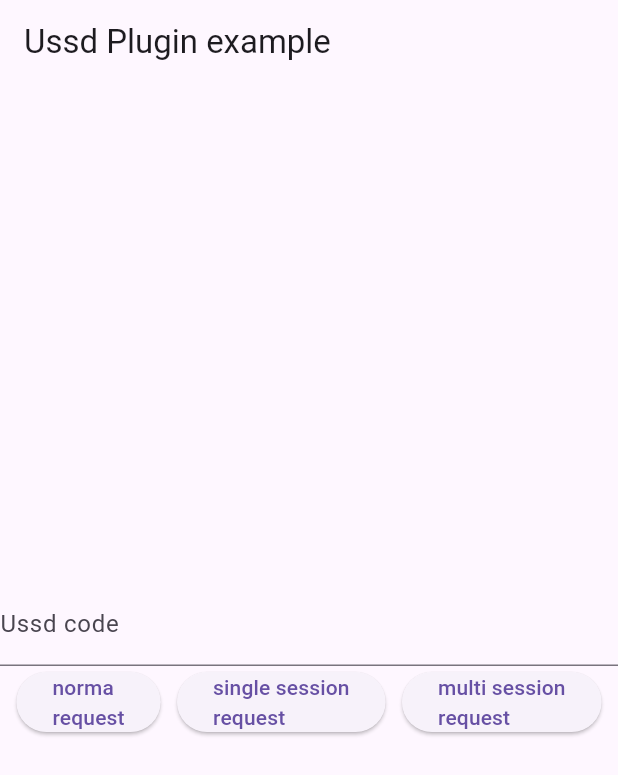
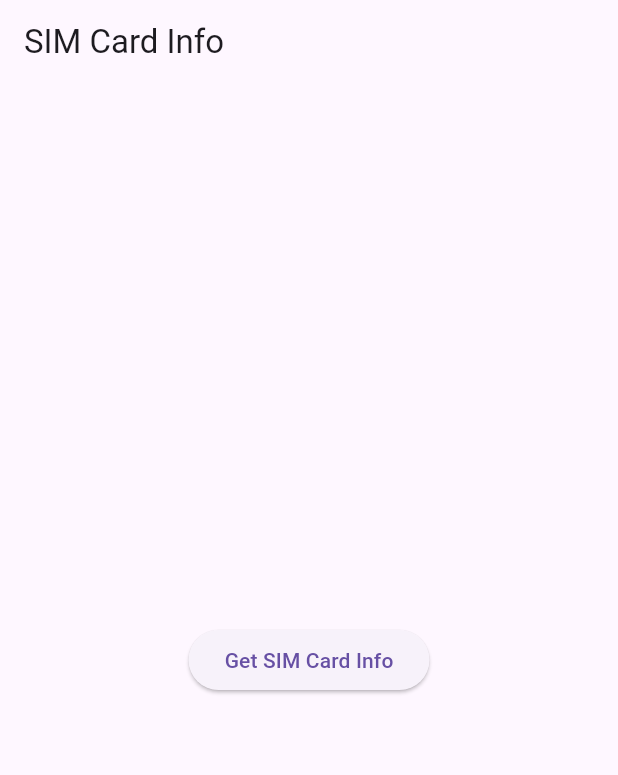
Before and after one commit to net-cyber/ussd_tx, a Flutter app: the screen it shows after launch, on a phone screen of 412 x 824 dp. Shown: the top 775 px of the screen. Run offline on Flutter 3.47's test engine with Material 3 defaults, Android fonts, the light colour scheme and no system bars; missing offline and left inert: sim_data.

Commit message:
Update Android build.gradle and AndroidManifest.xml, and refactor main.dart

```diff
--- a/lib/main.dart
+++ b/lib/main.dart
@@ -1,97 +1,31 @@
 import 'package:flutter/material.dart';
-
-import 'package:flutter/services.dart';
-import 'package:ussd_advanced/ussd_advanced.dart';
+import 'package:sim_data/sim_data.dart';
 
 void main() {
-  runApp(const MyApp());
+  runApp(MyApp());
 }
 
-class MyApp extends StatefulWidget {
-  const MyApp({Key? key}) : super(key: key);
-
-  @override
-  State<MyApp> createState() => _MyAppState();
-}
-
-class _MyAppState extends State<MyApp> {
-  late TextEditingController _controller;
-  String? _response;
-
-  @override
-  void initState() {
-    super.initState();
-    _controller = TextEditingController();
-  }
-
-  @override
-  void dispose() {
-    _controller.dispose();
-    super.dispose();
-  }
-
+class MyApp extends StatelessWidget {
   @override
   Widget build(BuildContext context) {
     return MaterialApp(
       home: Scaffold(
-        appBar: AppBar(
-          title: const Text('Ussd Plugin example'),
-        ),
-        body: Column(
-          mainAxisAlignment: MainAxisAlignment.center,
-          mainAxisSize: MainAxisSize.max,
-          children: [
-            // text input
-            TextField(
-              controller: _controller,
-              keyboardType: TextInputType.phone,
-              decoration: const InputDecoration(labelText: 'Ussd code'),
-            ),
-
-            // dispaly responce if any
-            if (_response != null)
-              Padding(
-                padding: const EdgeInsets.symmetric(vertical: 8),
-                child: Text(_response!),
-              ),
-
-            // buttons
-            Row(
-              mainAxisSize: MainAxisSize.max,
-              mainAxisAlignment: MainAxisAlignment.spaceEvenly,
-              children: [
-                ElevatedButton(
-                  onPressed: () {
-                    UssdAdvanced.sendUssd(code: _controller.text, subscriptionId: 1);
-                  },
-                  child: const Text('norma\nrequest'),
-                ),
-                ElevatedButton(
-                  onPressed: () async {
-                    String? _res = await UssdAdvanced.sendAdvancedUssd(code: _controller.text, subscriptionId: 1);
-                    setState(() {
-                      _response = _res;
-                    });
-                  },
-                  child: const Text('single session\nrequest'),
-                ),
-                ElevatedButton(
-                  onPressed: () async {
-                    String? _res = await UssdAdvanced.multisessionUssd(code: _controller.text, subscriptionId: 1);
-                    setState(() {
-                      _response = _res;
-                    });
-                    String? _res2 = await UssdAdvanced.sendMessage('0');
-                    setState(() {
-                      _response = _res2;
-                    });
-                    await UssdAdvanced.cancelSession();
-                  },
-                  child: const Text('multi session\nrequest'),
-                ),
-              ],
-            )
-          ],
+        appBar: AppBar(title: const Text('SIM Card Info')),
+        body: Center(
+          child: ElevatedButton(
+            onPressed: () async {
+              SimData simData = await SimDataPlugin.getSimData();
+              print('Carrier Name: ${simData.cards[0].carrierName}');
+              print('Country Code: ${simData.cards[0].countryCode}');
+              print('SIM Serial: ${simData.cards[0].serialNumber}');
+              print('SIM mcc: ${simData.cards[0].mcc}');
+              print('SIM mnc: ${simData.cards[0].mnc}');
+              print('SIM service provider: ${simData.cards[0].carrierName}');
+              print('SIM service subscription: ${simData.cards[0].subscriptionId}');
+              print('SIM service subscription: ${simData.cards[0].serialNumber}');
+            },
+            child: const Text('Get SIM Card Info'),
+          ),
         ),
       ),
     );
--- a/pubspec.yaml
+++ b/pubspec.yaml
@@ -36,6 +36,8 @@ dependencies:
   # Use with the CupertinoIcons class for iOS style icons.
   cupertino_icons: ^1.0.8
   ussd_advanced: ^1.1.0
+  sim_data: ^0.0.2
+  another_telephony: ^0.3.0
 
 dev_dependencies:
   flutter_test:
```
Also changed, not shown: pubspec.lock, 2 other files.
